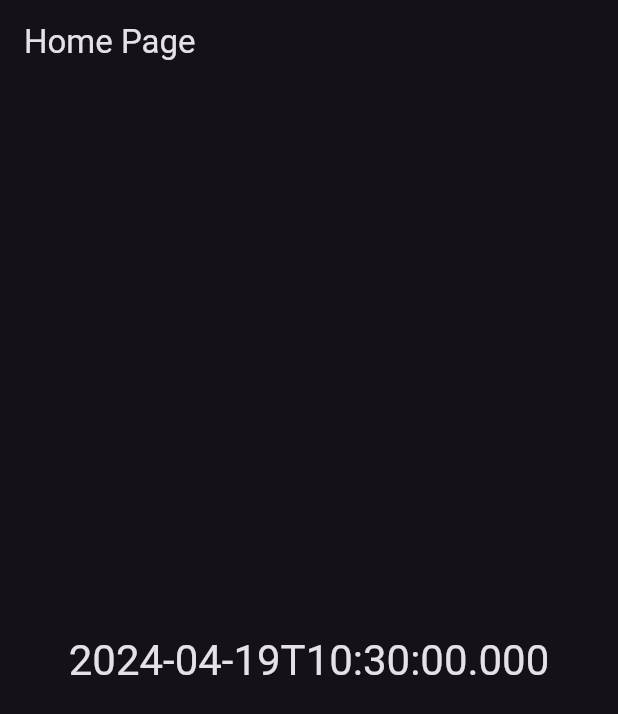
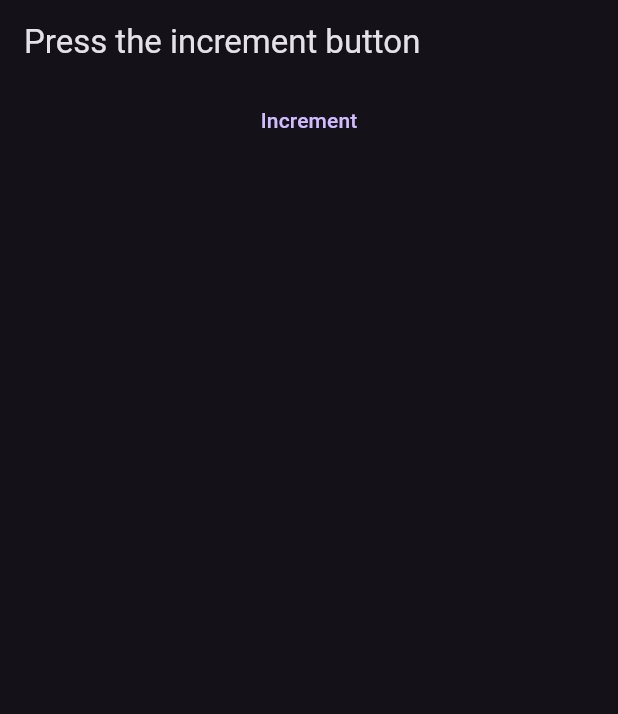
Before and after one commit to NSM722/State-in-Flutter, a Flutter app: the screen it shows after launch, on a phone screen of 412 x 824 dp. Shown: the top 714 px of the screen. Run offline on Flutter 3.47's test engine with Material 3 defaults, Android fonts, the phone set to English and light mode, and no system bars; our stand-ins replace hooks_riverpod.

Commit message:
feat: use StateNotifier and StateNotifierProvider to manage the state of the counter

```diff
--- /dev/null
+++ b/lib/examples/counter.dart
@@ -0,0 +1,41 @@
+import 'package:flutter/material.dart';
+import 'package:flutter_state_management/provider/counter_provider.dart';
+import 'package:hooks_riverpod/hooks_riverpod.dart';
+
+class HomePage extends ConsumerWidget {
+  const HomePage({super.key});
+
+  @override
+  Widget build(BuildContext context, WidgetRef ref) {
+    return Scaffold(
+      appBar: AppBar(
+        title: Consumer(
+          // the ref in this builder function only rebuilds this Consumer widget
+          builder: (context, ref, child) {
+            final count = ref.watch(counterProvider);
+            final text =
+                (count == null || count == 0) ? 'Press the increment button' : count.toString();
+            return Text(
+              text,
+            );
+          },
+        ),
+      ),
+      body: Column(
+        crossAxisAlignment: CrossAxisAlignment.stretch,
+        children: [
+          TextButton(
+            // OR
+            // onPressed: () {
+            //   ref.read(counterProvider.notifier).increment();
+            // },
+            onPressed: ref.read(counterProvider.notifier).increment,
+            child: const Text(
+              'Increment',
+            ),
+          ),
+        ],
+      ),
+    );
+  }
+}
--- a/lib/main.dart
+++ b/lib/main.dart
@@ -1,5 +1,6 @@
 import 'package:flutter/material.dart';
-import 'package:flutter_state_management/examples/date.dart';
+import 'package:flutter_state_management/examples/counter.dart';
+// import 'package:flutter_state_management/examples/date.dart';
 import 'package:hooks_riverpod/hooks_riverpod.dart';
 
 void main() {
```
Also changed, not shown: lib/extensions/optional_infix_addition.dart (added, +10 -0 lines), lib/provider/counter_provider.dart (added, +26 -0 lines), 1 other file.
